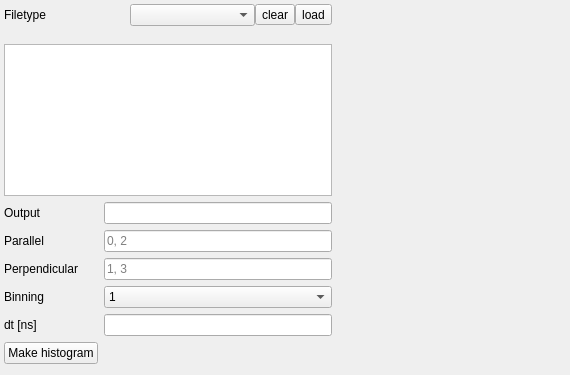
Qt form chisurf/plugins/microtime_histogram/wizard.ui (Fluorescence-Tools/chisurf) before a commit.
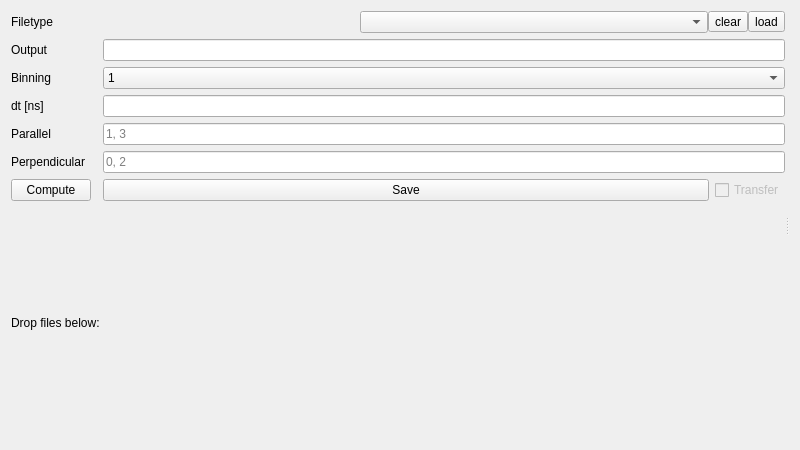
The same form after that commit.

Commit message: Add microtime histogram tool

What changed in the file:
```diff
--- a/chisurf/plugins/microtime_histogram/wizard.ui
+++ b/chisurf/plugins/microtime_histogram/wizard.ui
@@ -6,57 +6,69 @@
    <rect>
     <x>0</x>
     <y>0</y>
-    <width>570</width>
-    <height>375</height>
+    <width>800</width>
+    <height>450</height>
    </rect>
   </property>
   <property name="windowTitle">
    <string>Form</string>
   </property>
-  <layout class="QGridLayout" name="gridLayout">
-   <property name="leftMargin">
-    <number>4</number>
-   </property>
-   <property name="topMargin">
-    <number>4</number>
-   </property>
-   <property name="rightMargin">
-    <number>4</number>
-   </property>
-   <property name="bottomMargin">
-    <number>4</number>
-   </property>
-   <property name="spacing">
-    <number>6</number>
-   </property>
-   <item row="10" column="1">
-    <spacer name="verticalSpacer">
+  <layout class="QVBoxLayout" name="verticalLayout_4">
+   <item>
+    <widget class="QSplitter" name="splitter">
      <property name="orientation">
-      <enum>Qt::Vertical</enum>
+      <enum>Qt::Horizontal</enum>
      </property>
-     <property name="sizeHint" stdset="0">
-      <size>
-       <width>20</width>
-       <height>40</height>
-      </size>
-     </property>
-    </spacer>
-   </item>
-   <item row="6" column="0">
-    <widget class="QLabel" name="label_2">
+     <widget class="QWidget" name="widget_2" native="true">
+      <layout class="QGridLayout" name="gridLayout">
+       <item row="4" column="2">
+        <widget class="QLineEdit" name="lineEdit_2">
+         <property name="sizePolicy">
+          <sizepolicy hsizetype="Minimum" vsizetype="Fixed">
+           <horstretch>0</horstretch>
+           <verstretch>0</verstretch>
+          </sizepolicy>
+         </property>
      <property name="text">
-      <string>Perpendicular</string>
+          <string/>
+         </property>
+         <property name="placeholderText">
+          <string>1, 3</string>
      </property>
     </widget>
    </item>
-   <item row="7" column="0">
+       <item row="2" column="0">
     <widget class="QLabel" name="label_4">
      <property name="text">
       <string>Binning</string>
      </property>
     </widget>
    </item>
-   <item row="7" column="1">
+       <item row="1" column="0">
+        <widget class="QLabel" name="label_5">
+         <property name="text">
+          <string>Output</string>
+         </property>
+        </widget>
+       </item>
+       <item row="9" column="0">
+        <widget class="QPushButton" name="pushButton">
+         <property name="text">
+          <string>Compute</string>
+         </property>
+        </widget>
+       </item>
+       <item row="13" column="0" colspan="3">
+        <layout class="QVBoxLayout" name="verticalLayout_3"/>
+       </item>
+       <item row="1" column="2">
+        <widget class="QLineEdit" name="lineEdit_5">
+         <property name="readOnly">
+          <bool>true</bool>
+         </property>
+        </widget>
+       </item>
+       <item row="2" column="2">
     <widget class="QComboBox" name="comboBox_2">
      <property name="sizePolicy">
       <sizepolicy hsizetype="Minimum" vsizetype="Fixed">
@@ -97,103 +109,39 @@
     </widget>
    </item>
    <item row="4" column="0">
-    <widget class="QLabel" name="label_5">
-     <property name="text">
-      <string>Output</string>
-     </property>
-    </widget>
-   </item>
-   <item row="4" column="1">
-    <widget class="QLineEdit" name="lineEdit_4">
-     <property name="sizePolicy">
-      <sizepolicy hsizetype="Minimum" vsizetype="Fixed">
-       <horstretch>0</horstretch>
-       <verstretch>0</verstretch>
-      </sizepolicy>
-     </property>
-    </widget>
-   </item>
-   <item row="6" column="1">
-    <widget class="QLineEdit" name="lineEdit_2">
-     <property name="sizePolicy">
-      <sizepolicy hsizetype="Minimum" vsizetype="Fixed">
-       <horstretch>0</horstretch>
-       <verstretch>0</verstretch>
-      </sizepolicy>
-     </property>
-     <property name="text">
-      <string/>
-     </property>
-     <property name="placeholderText">
-      <string>1, 3</string>
-     </property>
-    </widget>
-   </item>
-   <item row="5" column="1">
-    <widget class="QLineEdit" name="lineEdit">
-     <property name="sizePolicy">
-      <sizepolicy hsizetype="Minimum" vsizetype="Fixed">
-       <horstretch>0</horstretch>
-       <verstretch>0</verstretch>
-      </sizepolicy>
-     </property>
-     <property name="text">
-      <string/>
-     </property>
-     <property name="placeholderText">
-      <string>0, 2</string>
-     </property>
-    </widget>
-   </item>
-   <item row="8" column="1">
-    <widget class="QLineEdit" name="lineEdit_5">
-     <property name="readOnly">
-      <bool>true</bool>
-     </property>
-    </widget>
-   </item>
-   <item row="9" column="0">
-    <widget class="QPushButton" name="pushButton">
-     <property name="text">
-      <string>Make histogram</string>
-     </property>
-    </widget>
-   </item>
-   <item row="5" column="0">
     <widget class="QLabel" name="label">
      <property name="text">
       <string>Parallel</string>
      </property>
     </widget>
    </item>
-   <item row="8" column="0">
-    <widget class="QLabel" name="label_6">
-     <property name="text">
-      <string>dt [ns]</string>
-     </property>
-    </widget>
-   </item>
-   <item row="3" column="0" colspan="2">
-    <widget class="QListWidget" name="listWidget">
-     <property name="dragDropMode">
-      <enum>QAbstractItemView::DropOnly</enum>
-     </property>
-    </widget>
-   </item>
-   <item row="0" column="0" colspan="2">
+       <item row="0" column="0" colspan="3">
     <layout class="QHBoxLayout" name="horizontalLayout">
      <property name="spacing">
       <number>0</number>
      </property>
      <item>
       <widget class="QLabel" name="label_3">
+           <property name="sizePolicy">
+            <sizepolicy hsizetype="Preferred" vsizetype="Minimum">
+             <horstretch>0</horstretch>
+             <verstretch>0</verstretch>
+            </sizepolicy>
+           </property>
        <property name="text">
         <string>Filetype</string>
        </property>
       </widget>
      </item>
      <item>
-      <widget class="QComboBox" name="comboBox"/>
+          <widget class="QComboBox" name="comboBox">
+           <property name="sizePolicy">
+            <sizepolicy hsizetype="Minimum" vsizetype="Fixed">
+             <horstretch>0</horstretch>
+             <verstretch>0</verstretch>
+            </sizepolicy>
+           </property>
+          </widget>
      </item>
      <item>
       <widget class="QToolButton" name="toolButton_2">
@@ -211,7 +159,85 @@
      </item>
     </layout>
    </item>
-   <item row="0" column="2" rowspan="11">
+       <item row="5" column="2">
+        <widget class="QLineEdit" name="lineEdit">
+         <property name="sizePolicy">
+          <sizepolicy hsizetype="Minimum" vsizetype="Fixed">
+           <horstretch>0</horstretch>
+           <verstretch>0</verstretch>
+          </sizepolicy>
+         </property>
+         <property name="text">
+          <string/>
+         </property>
+         <property name="placeholderText">
+          <string>0, 2</string>
+         </property>
+        </widget>
+       </item>
+       <item row="3" column="2">
+        <widget class="QLineEdit" name="lineEdit_4">
+         <property name="sizePolicy">
+          <sizepolicy hsizetype="Minimum" vsizetype="Fixed">
+           <horstretch>0</horstretch>
+           <verstretch>0</verstretch>
+          </sizepolicy>
+         </property>
+         <property name="readOnly">
+          <bool>true</bool>
+         </property>
+        </widget>
+       </item>
+       <item row="3" column="0">
+        <widget class="QLabel" name="label_6">
+         <property name="text">
+          <string>dt [ns]</string>
+         </property>
+        </widget>
+       </item>
+       <item row="5" column="0">
+        <widget class="QLabel" name="label_2">
+         <property name="text">
+          <string>Perpendicular</string>
+         </property>
+        </widget>
+       </item>
+       <item row="9" column="2">
+        <layout class="QHBoxLayout" name="horizontalLayout_3">
+         <item>
+          <widget class="QPushButton" name="pushButton_2">
+           <property name="sizePolicy">
+            <sizepolicy hsizetype="Expanding" vsizetype="Fixed">
+             <horstretch>0</horstretch>
+             <verstretch>0</verstretch>
+            </sizepolicy>
+           </property>
+           <property name="text">
+            <string>Save</string>
+           </property>
+          </widget>
+         </item>
+         <item>
+          <widget class="QCheckBox" name="checkBox">
+           <property name="enabled">
+            <bool>false</bool>
+           </property>
+           <property name="text">
+            <string>Transfer</string>
+           </property>
+          </widget>
+         </item>
+        </layout>
+       </item>
+       <item row="10" column="0" colspan="3">
+        <widget class="QLabel" name="label_7">
+         <property name="text">
+          <string>Drop files below:</string>
+         </property>
+        </widget>
+       </item>
+      </layout>
+     </widget>
     <widget class="QWidget" name="widget" native="true">
      <property name="sizePolicy">
       <sizepolicy hsizetype="Expanding" vsizetype="Expanding">
@@ -239,6 +265,7 @@
        <layout class="QVBoxLayout" name="verticalLayout"/>
       </item>
      </layout>
+     </widget>
     </widget>
    </item>
   </layout>
```
Left out of the diff: 2 changed lines with no effect on the pictures. Lines whose indentation alone changed are shown as unchanged. The commit also changes 2 other files.
